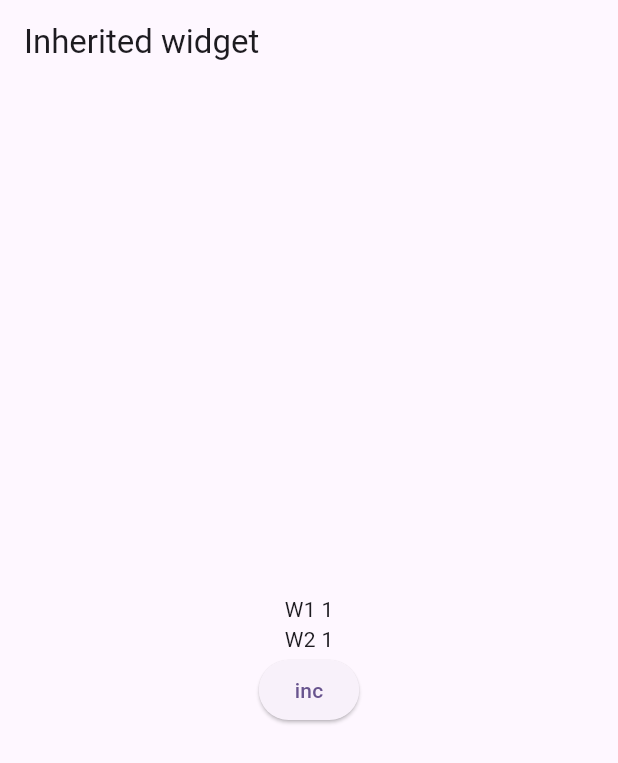
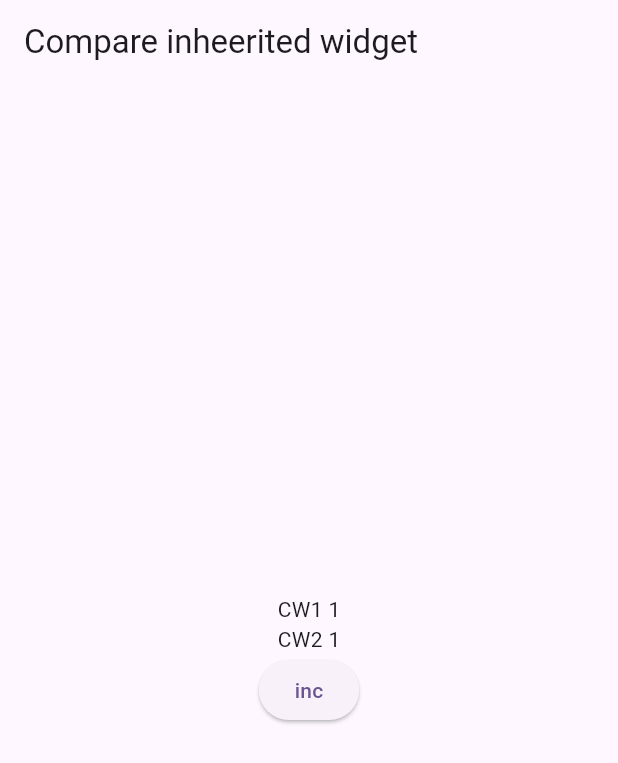
Before and after one commit to Suvisuttikasame/flutter-lab, a Flutter app: the screen it shows after launch, after a tap on "inc", on a phone screen of 412 x 824 dp. Shown: the top 763 px of the screen. Run offline on Flutter 3.47's test engine with Material 3 defaults, Android fonts, the phone set to English and light mode, and no system bars.

Commit message:
- [learn] compare inhertied and stf widget

```diff
--- a/lib/main.dart
+++ b/lib/main.dart
@@ -1,5 +1,6 @@
 import 'package:flutter/material.dart';
-import 'package:flutter_lab/pages/InheritedWidget/Demo_inherited_page.dart';
+import 'package:flutter_lab/pages/CompareInheritedWidgett/Compare_inherited_page.dart';
+import 'package:flutter_lab/pages/InheritedWidget/demo_inherited_page.dart';
 import 'package:flutter_lab/pages/InheritedWidget/Myprovider/my_provider.dart';
 
 void main() {
@@ -34,7 +35,7 @@ class MyApp extends StatelessWidget {
           colorScheme: ColorScheme.fromSeed(seedColor: Colors.deepPurple),
           useMaterial3: true,
         ),
-        home: const DemoInheritedWidget(),
+        home: const CompareInheritedWidgetPage(),
       ),
     );
   }
--- /dev/null
+++ b/lib/pages/CompareInheritedWidgett/compare_inherited_page.dart
@@ -0,0 +1,42 @@
+import 'package:flutter/material.dart';
+import 'package:flutter_lab/pages/CompareInheritedWidgett/components/c_widget1.dart';
+import 'package:flutter_lab/pages/CompareInheritedWidgett/components/c_widget2.dart';
+
+class CompareInheritedWidgetPage extends StatefulWidget {
+  const CompareInheritedWidgetPage({super.key});
+
+  @override
+  State<CompareInheritedWidgetPage> createState() =>
+      _CompareInheritedWidgetPageState();
+}
+
+class _CompareInheritedWidgetPageState
+    extends State<CompareInheritedWidgetPage> {
+  int count = 0;
+
+  @override
+  Widget build(BuildContext context) {
+    return Scaffold(
+      appBar: AppBar(
+        title: const Text('Compare inheerited widget'),
+      ),
+      body: Center(
+        child: Column(
+          mainAxisAlignment: MainAxisAlignment.center,
+          children: [
+            CompareWidget1(count: count),
+            CompareWidget2(count: count),
+            ElevatedButton(
+              onPressed: () {
+                setState(() {
+                  count++;
+                });
+              },
+              child: const Text('inc'),
+            )
+          ],
+        ),
+      ),
+    );
+  }
+}
--- /dev/null
+++ b/lib/pages/CompareInheritedWidgett/components/c_widget1.dart
@@ -0,0 +1,16 @@
+import 'package:flutter/material.dart';
+
+class CompareWidget1 extends StatefulWidget {
+  const CompareWidget1({super.key, required this.count});
+  final int count;
+
+  @override
+  State<CompareWidget1> createState() => _CompareWidget1State();
+}
+
+class _CompareWidget1State extends State<CompareWidget1> {
+  @override
+  Widget build(BuildContext context) {
+    return Text('CW1 ${widget.count}');
+  }
+}
--- /dev/null
+++ b/lib/pages/CompareInheritedWidgett/components/c_widget2.dart
@@ -0,0 +1,16 @@
+import 'package:flutter/material.dart';
+
+class CompareWidget2 extends StatefulWidget {
+  const CompareWidget2({super.key, required this.count});
+  final int count;
+
+  @override
+  State<CompareWidget2> createState() => _CompareWidget2State();
+}
+
+class _CompareWidget2State extends State<CompareWidget2> {
+  @override
+  Widget build(BuildContext context) {
+    return Text('CW2 ${widget.count}');
+  }
+}
--- a/lib/pages/InheritedWidget/Demo_inherited_page.dart
+++ b/lib/pages/InheritedWidget/Demo_inherited_page.dart
@@ -3,8 +3,8 @@ import 'package:flutter_lab/pages/InheritedWidget/Myprovider/my_provider.dart';
 import 'package:flutter_lab/pages/InheritedWidget/components/widget1.dart';
 import 'package:flutter_lab/pages/InheritedWidget/components/widget2.dart';
 
-class DemoInheritedWidget extends StatelessWidget {
-  const DemoInheritedWidget({
+class DemoInheritedWidgetPage extends StatelessWidget {
+  const DemoInheritedWidgetPage({
     super.key,
   });
 
```
